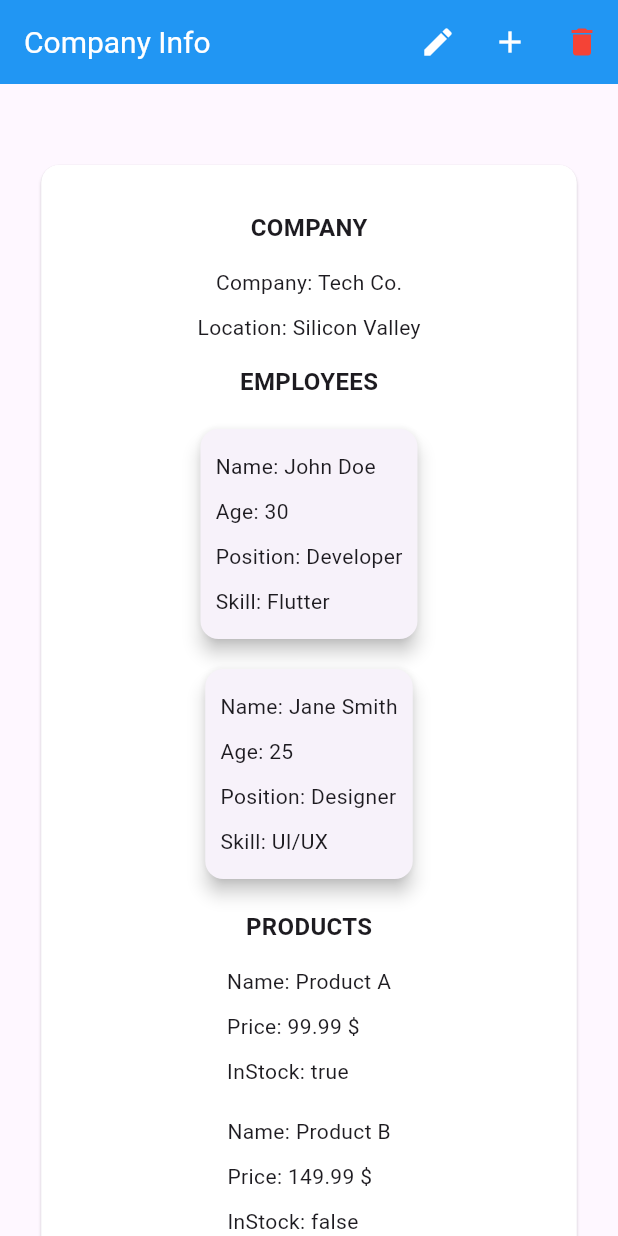
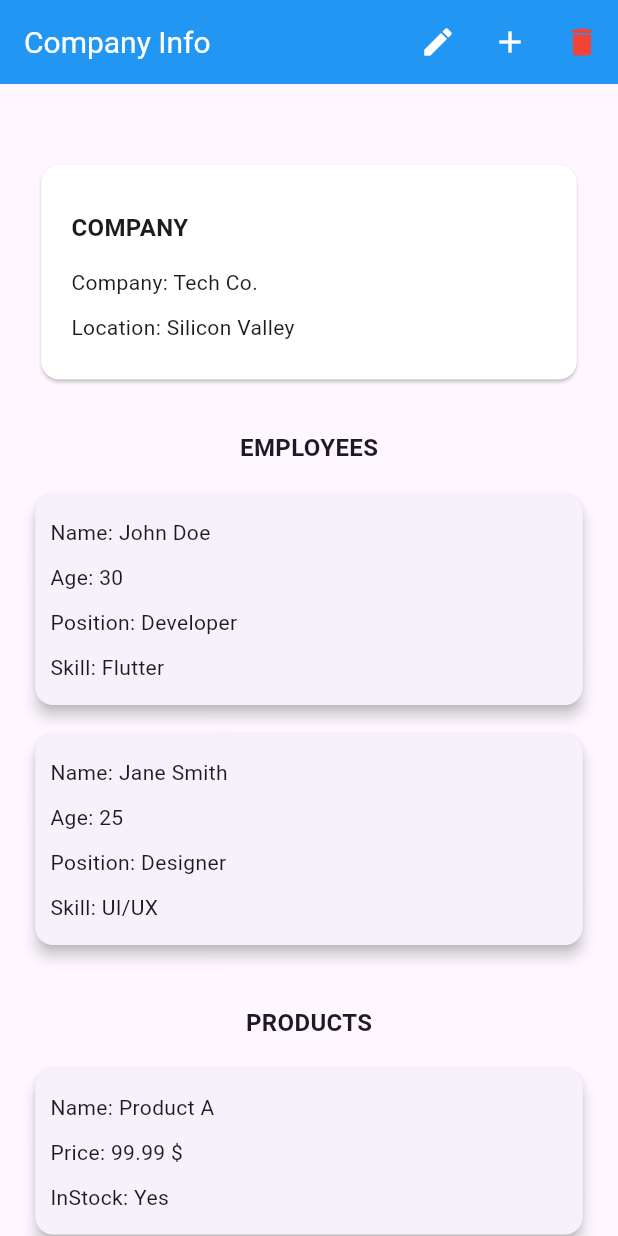
Before and after one commit to devIsroil/flutter_lesson_44, a Flutter app: the screen it shows after launch, on a phone screen of 412 x 824 dp. Run offline on Flutter 3.47's test engine with Material 3 defaults, Android fonts, the phone set to English and light mode, and no system bars; our stand-ins replace device_preview, flutter_screenutil, zoom_tap_animation.

Commit message:
last commit

```diff
--- a/lib/homework/views/screens/company_screen.dart
+++ b/lib/homework/views/screens/company_screen.dart
@@ -34,7 +34,6 @@ class _CompanyScreenState extends State<CompanyScreen> {
       setState(() {
         isLoading = false;
       });
-      // Handle error here
     });
   }
 
@@ -47,10 +46,9 @@ class _CompanyScreenState extends State<CompanyScreen> {
           "Company Info",
           style: TextStyle(fontSize: 20, color: Colors.white),
         ),
-        //
         actions: [
           IconButton(
-            icon: Icon(Icons.edit,color: Colors.white,),
+            icon: Icon(Icons.edit, color: Colors.white),
             onPressed: () {
               Navigator.push(
                 context,
@@ -63,11 +61,13 @@ class _CompanyScreenState extends State<CompanyScreen> {
                     skillController: skillController,
                   ),
                 ),
-              ).then((_) => setState(() {}));
+              ).then((_) {
+                setState(() {});
+              });
             },
           ),
           IconButton(
-            icon: Icon(Icons.add,color: Colors.white,),
+            icon: Icon(Icons.add, color: Colors.white),
             onPressed: () {
               Navigator.push(
                 context,
@@ -80,11 +80,13 @@ class _CompanyScreenState extends State<CompanyScreen> {
                     skillController: skillController,
                   ),
                 ),
-              ).then((_) => setState(() {}));
+              ).then((_) {
+                setState(() {});
+              });
             },
           ),
           IconButton(
-            icon: Icon(Icons.delete,color: Colors.red,),
+            icon: Icon(Icons.delete, color: Colors.red),
             onPressed: () {
               Navigator.push(
                 context,
@@ -93,7 +95,9 @@ class _CompanyScreenState extends State<CompanyScreen> {
                     indexController: indexController,
                   ),
                 ),
-              ).then((_) => setState(() {}));
+              ).then((_) {
+                setState(() {});
+              });
             },
           ),
         ],
@@ -113,31 +117,40 @@ class _CompanyScreenState extends State<CompanyScreen> {
 
   Widget _buildCompanyInfoView() {
     if (companyController.list.isEmpty) {
-      return const Text("No company information available.");
+      return const Text("No company information");
     } else {
       final company = companyController.list[0];
       return Center(
-        child: SizedBox(
+        child: Column(
+          children: [
+            SizedBox(
               width: 365,
               child: Card(
                 color: const Color(0xffFFFFFF),
                 child: Padding(
                   padding: const EdgeInsets.all(20),
                   child: Column(
+                    crossAxisAlignment: CrossAxisAlignment.start,
                     children: [
                       _buildSectionTitle("COMPANY"),
                       _buildInfoText("Company: ${company.company}"),
                       _buildInfoText("Location: ${company.location}"),
+                    ],
+                  ),
+                ),
+              ),
+            ),
+            const SizedBox(height: 20),
             _buildSectionTitle("EMPLOYEES"),
             Column(
               children: company.employees.map((e) => _buildEmployeeCard(e)).toList(),
             ),
+            const SizedBox(height: 20),
             _buildSectionTitle("PRODUCTS"),
-                  ...company.products.map((p) => _buildProductInfo(p)).toList(),
+            Column(
+              children: company.products.map((p) => _buildProductCard(p)).toList(),
+            ),
           ],
-              ),
-            ),
-          ),
         ),
       );
     }
@@ -161,8 +174,11 @@ class _CompanyScreenState extends State<CompanyScreen> {
   }
 
   Widget _buildEmployeeCard(Employee employee) {
-    return Card(
-      elevation: 5,
+    return Center(
+      child: SizedBox(
+        width: 365,
+        child: Card(
+          elevation: 4,
           margin: const EdgeInsets.symmetric(vertical: 10),
           child: Padding(
             padding: const EdgeInsets.all(10),
@@ -176,18 +192,31 @@ class _CompanyScreenState extends State<CompanyScreen> {
               ],
             ),
           ),
+        ),
+      ),
     );
   }
 
-  Widget _buildProductInfo(Product product) {
-    return Column(
+  Widget _buildProductCard(Product product) {
+    return Center(
+      child: SizedBox(
+        width: 365,
+        child: Card(
+          elevation: 4,
+          margin: const EdgeInsets.symmetric(vertical: 10),
+          child: Padding(
+            padding: const EdgeInsets.all(10),
+            child: Column(
               crossAxisAlignment: CrossAxisAlignment.start,
               children: [
                 _buildInfoText("Name: ${product.name}"),
                 _buildInfoText("Price: ${product.price} \$"),
-        _buildInfoText("InStock: ${product.inStock}"),
-        const SizedBox(height: 10),
+                _buildInfoText("InStock: ${product.inStock ? 'Yes' : 'No'}"),
               ],
+            ),
+          ),
+        ),
+      ),
     );
   }
 }
```
Also changed, not shown: lib/homework/controllers/company_controller.dart (+16 -3 lines). Lines whose indentation alone changed are shown as unchanged.
